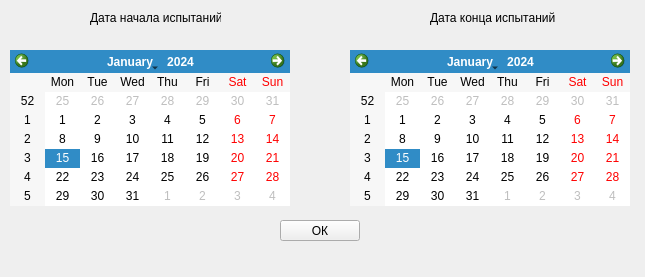
Above: Source/report/qt/otchet/form.ui from RockHero666/AZDK_PDFcreator before the change. Below: the same form after it.
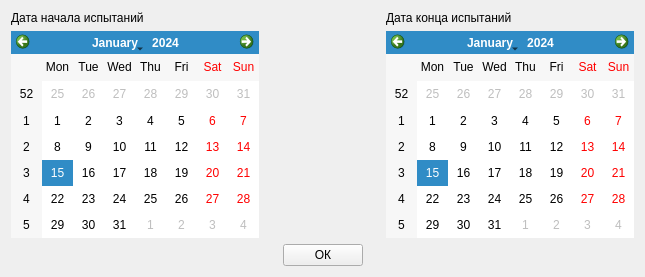
That is the form after the change.

Diff of the .ui file:
```diff
--- a/Source/report/qt/otchet/form.ui
+++ b/Source/report/qt/otchet/form.ui
@@ -18,72 +18,115 @@
   </property>
   <property name="maximumSize">
    <size>
-    <width>645</width>
-    <height>277</height>
+    <width>111111</width>
+    <height>111111</height>
    </size>
   </property>
   <property name="windowTitle">
    <string>Form</string>
   </property>
-  <widget class="QCalendarWidget" name="calendar_begin">
-   <property name="geometry">
-    <rect>
-     <x>10</x>
-     <y>50</y>
-     <width>280</width>
-     <height>156</height>
-    </rect>
-   </property>
-  </widget>
-  <widget class="QCalendarWidget" name="calendar_end">
-   <property name="geometry">
-    <rect>
-     <x>350</x>
-     <y>50</y>
-     <width>280</width>
-     <height>156</height>
-    </rect>
-   </property>
-  </widget>
-  <widget class="QPushButton" name="close">
-   <property name="geometry">
-    <rect>
-     <x>280</x>
-     <y>220</y>
-     <width>80</width>
-     <height>21</height>
-    </rect>
-   </property>
-   <property name="text">
-    <string>ОК</string>
-   </property>
-  </widget>
-  <widget class="QLabel" name="label">
-   <property name="geometry">
-    <rect>
-     <x>90</x>
-     <y>10</y>
-     <width>131</width>
-     <height>16</height>
-    </rect>
-   </property>
-   <property name="text">
-    <string>Дата начала испытаний</string>
-   </property>
-  </widget>
-  <widget class="QLabel" name="label_2">
-   <property name="geometry">
-    <rect>
-     <x>430</x>
-     <y>10</y>
-     <width>131</width>
-     <height>16</height>
-    </rect>
-   </property>
-   <property name="text">
-    <string>Дата конца испытаний</string>
-   </property>
-  </widget>
+  <layout class="QGridLayout" name="gridLayout_2">
+   <item row="0" column="0" colspan="3">
+    <layout class="QGridLayout" name="gridLayout">
+     <item row="0" column="2">
+      <widget class="QLabel" name="label_2">
+       <property name="text">
+        <string>Дата конца испытаний</string>
+       </property>
+      </widget>
+     </item>
+     <item row="1" column="2">
+      <widget class="QCalendarWidget" name="calendar_end"/>
+     </item>
+     <item row="1" column="0">
+      <widget class="QCalendarWidget" name="calendar_begin"/>
+     </item>
+     <item row="0" column="0">
+      <widget class="QLabel" name="label">
+       <property name="text">
+        <string>Дата начала испытаний</string>
+       </property>
+      </widget>
+     </item>
+     <item row="1" column="1">
+      <spacer name="horizontalSpacer_5">
+       <property name="orientation">
+        <enum>Qt::Horizontal</enum>
+       </property>
+       <property name="sizeHint" stdset="0">
+        <size>
+         <width>40</width>
+         <height>20</height>
+        </size>
+       </property>
+      </spacer>
+     </item>
+    </layout>
+   </item>
+   <item row="1" column="0">
+    <spacer name="horizontalSpacer_3">
+     <property name="orientation">
+      <enum>Qt::Horizontal</enum>
+     </property>
+     <property name="sizeHint" stdset="0">
+      <size>
+       <width>202</width>
+       <height>20</height>
+      </size>
+     </property>
+    </spacer>
+   </item>
+   <item row="1" column="1">
+    <layout class="QHBoxLayout" name="horizontalLayout">
+     <item>
+      <spacer name="horizontalSpacer">
+       <property name="orientation">
+        <enum>Qt::Horizontal</enum>
+       </property>
+       <property name="sizeHint" stdset="0">
+        <size>
+         <width>40</width>
+         <height>20</height>
+        </size>
+       </property>
+      </spacer>
+     </item>
+     <item>
+      <widget class="QPushButton" name="close">
+       <property name="text">
+        <string>ОК</string>
+       </property>
+      </widget>
+     </item>
+     <item>
+      <spacer name="horizontalSpacer_2">
+       <property name="orientation">
+        <enum>Qt::Horizontal</enum>
+       </property>
+       <property name="sizeHint" stdset="0">
+        <size>
+         <width>40</width>
+         <height>20</height>
+        </size>
+       </property>
+      </spacer>
+     </item>
+    </layout>
+   </item>
+   <item row="1" column="2">
+    <spacer name="horizontalSpacer_4">
+     <property name="orientation">
+      <enum>Qt::Horizontal</enum>
+     </property>
+     <property name="sizeHint" stdset="0">
+      <size>
+       <width>202</width>
+       <height>20</height>
+      </size>
+     </property>
+    </spacer>
+   </item>
+  </layout>
  </widget>
  <resources/>
  <connections/>
```
